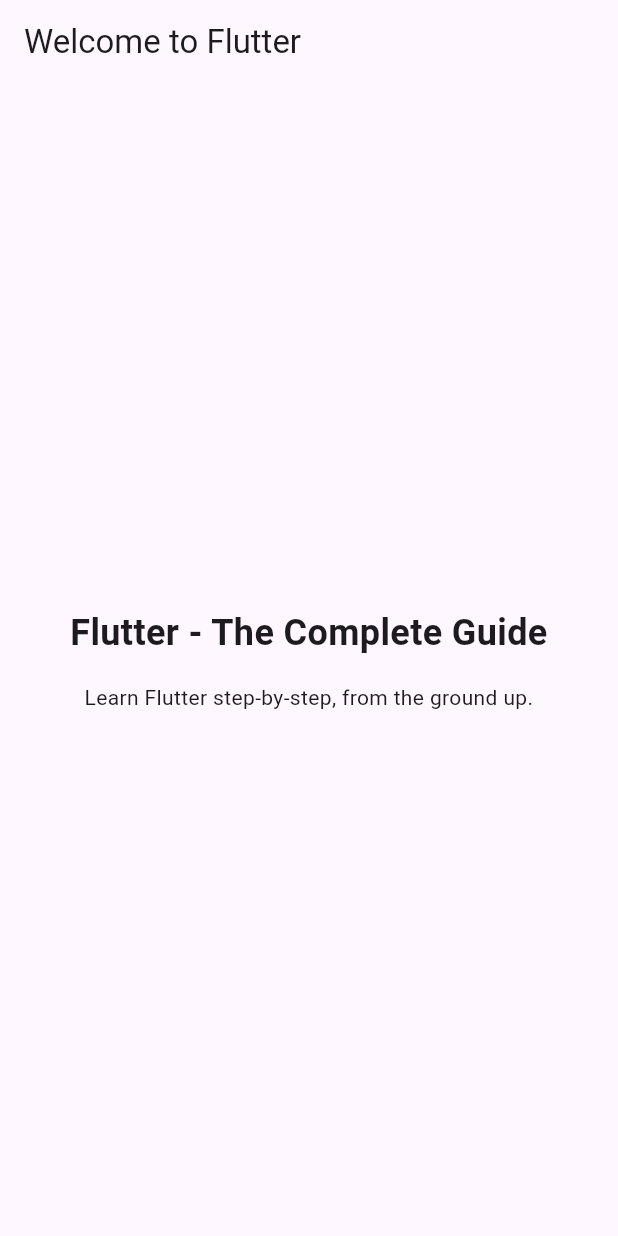
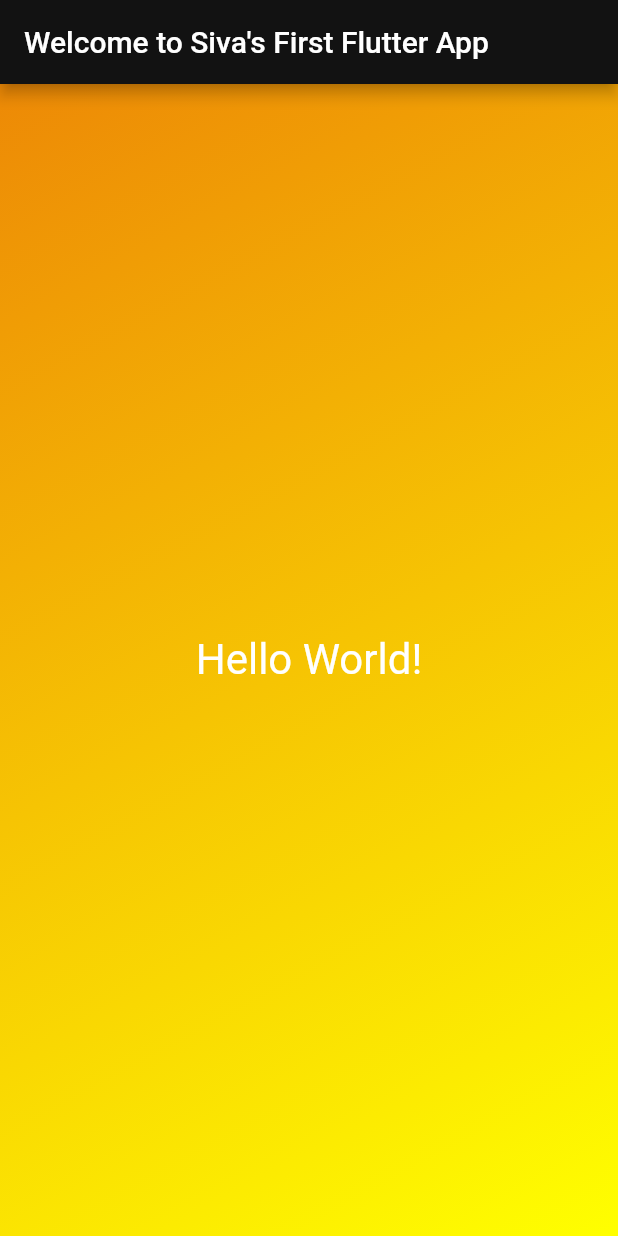
Before and after one commit to psivakrishnareddy/flutter-diceroll-app, a Flutter app: the screen it shows after launch, on a phone screen of 412 x 824 dp. Run offline on Flutter 3.47's test engine with Material 2 defaults, Android fonts, the phone set to English and light mode, and no system bars.

Commit message:
Flutter - Built a home page

```diff
--- a/lib/main.dart
+++ b/lib/main.dart
@@ -20,32 +20,26 @@ class MyApp extends StatelessWidget {
     // also learn about many other widgets!
     return MaterialApp(
       title: 'Flutter First App',
-      theme: ThemeData(useMaterial3: true),
+      theme: ThemeData(
+          colorScheme: const ColorScheme.dark(
+              primary: Colors.black12, secondary: Colors.blue)),
       home: Scaffold(
         appBar: AppBar(
-          title: const Text('Welcome to Flutter'),
+          title: const Text('Welcome to Siva\'s First Flutter App'),
         ),
         body: Container(
           width: double.infinity,
           padding: const EdgeInsets.all(12),
-          child: Column(
-            mainAxisAlignment: MainAxisAlignment.center,
-            crossAxisAlignment: CrossAxisAlignment.center,
-            children: const [
-              Text(
-                'Flutter - The Complete Guide',
-                textAlign: TextAlign.center,
-                style: TextStyle(
-                  fontSize: 24,
-                  fontWeight: FontWeight.bold,
-                ),
-              ),
-              SizedBox(height: 16),
-              Text(
-                'Learn Flutter step-by-step, from the ground up.',
-                textAlign: TextAlign.center,
-              ),
-            ],
+          decoration: const BoxDecoration(
+              gradient: LinearGradient(colors: [
+            Color.fromARGB(255, 237, 137, 6),
+            Color.fromARGB(255, 255, 255, 0),
+          ], begin: Alignment.topLeft, end: Alignment.bottomRight)),
+          child: const Center(
+            child: Text(
+              "Hello World!",
+              style: TextStyle(color: Colors.white, fontSize: 28),
+            ),
           ),
         ),
       ),
```
